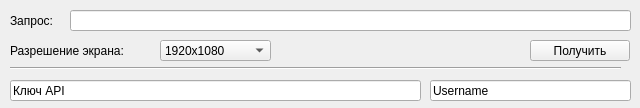
Old version of the form ui/gqttwps.ui in the repository darginyegor/gqttwps.
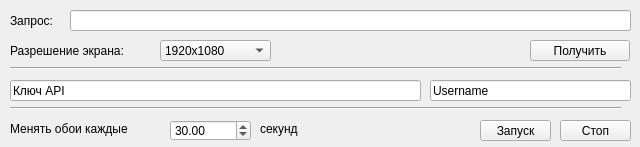
New version of the form. Icons and pictures are not drawn.

Commit message: everything works, yummy

Patch:
```diff
--- a/ui/gqttwps.ui
+++ b/ui/gqttwps.ui
@@ -7,7 +7,7 @@
     <x>0</x>
     <y>0</y>
     <width>640</width>
-    <height>108</height>
+    <height>147</height>
    </rect>
   </property>
   <property name="windowTitle">
@@ -147,6 +147,87 @@
      <enum>Qt::Horizontal</enum>
     </property>
    </widget>
+   <widget class="Line" name="line_2">
+    <property name="geometry">
+     <rect>
+      <x>10</x>
+      <y>100</y>
+      <width>611</width>
+      <height>16</height>
+     </rect>
+    </property>
+    <property name="orientation">
+     <enum>Qt::Horizontal</enum>
+    </property>
+   </widget>
+   <widget class="QLabel" name="label_3">
+    <property name="geometry">
+     <rect>
+      <x>10</x>
+      <y>120</y>
+      <width>161</width>
+      <height>18</height>
+     </rect>
+    </property>
+    <property name="text">
+     <string>Менять обои каждые</string>
+    </property>
+   </widget>
+   <widget class="QDoubleSpinBox" name="intervalSpinBox">
+    <property name="geometry">
+     <rect>
+      <x>170</x>
+      <y>120</y>
+      <width>81</width>
+      <height>21</height>
+     </rect>
+    </property>
+    <property name="value">
+     <double>30.000000000000000</double>
+    </property>
+   </widget>
+   <widget class="QLabel" name="label_4">
+    <property name="geometry">
+     <rect>
+      <x>260</x>
+      <y>120</y>
+      <width>61</width>
+      <height>18</height>
+     </rect>
+    </property>
+    <property name="text">
+     <string>секунд</string>
+    </property>
+   </widget>
+   <widget class="QToolButton" name="startButton">
+    <property name="geometry">
+     <rect>
+      <x>480</x>
+      <y>120</y>
+      <width>71</width>
+      <height>21</height>
+     </rect>
+    </property>
+    <property name="text">
+     <string>Запуск</string>
+    </property>
+    <property name="icon">
+     <iconset theme="play"/>
+    </property>
+   </widget>
+   <widget class="QPushButton" name="stopButton">
+    <property name="geometry">
+     <rect>
+      <x>560</x>
+      <y>120</y>
+      <width>71</width>
+      <height>21</height>
+     </rect>
+    </property>
+    <property name="text">
+     <string>Стоп</string>
+    </property>
+   </widget>
   </widget>
  </widget>
  <resources/>
```
The commit also changes 2 other files.
